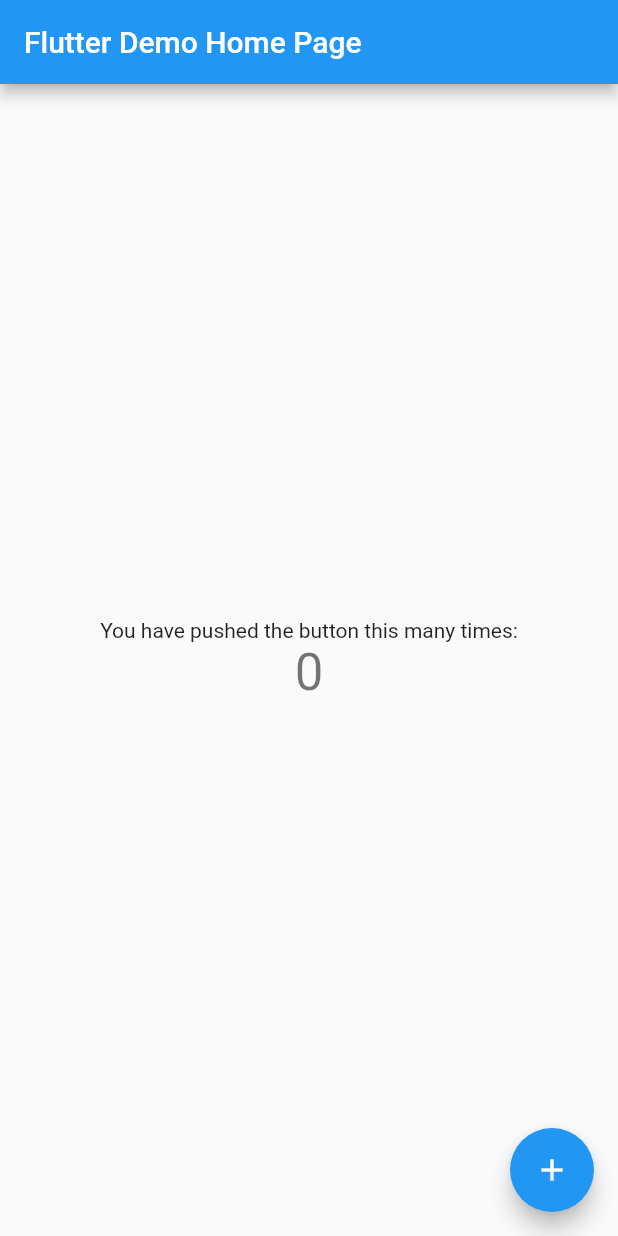
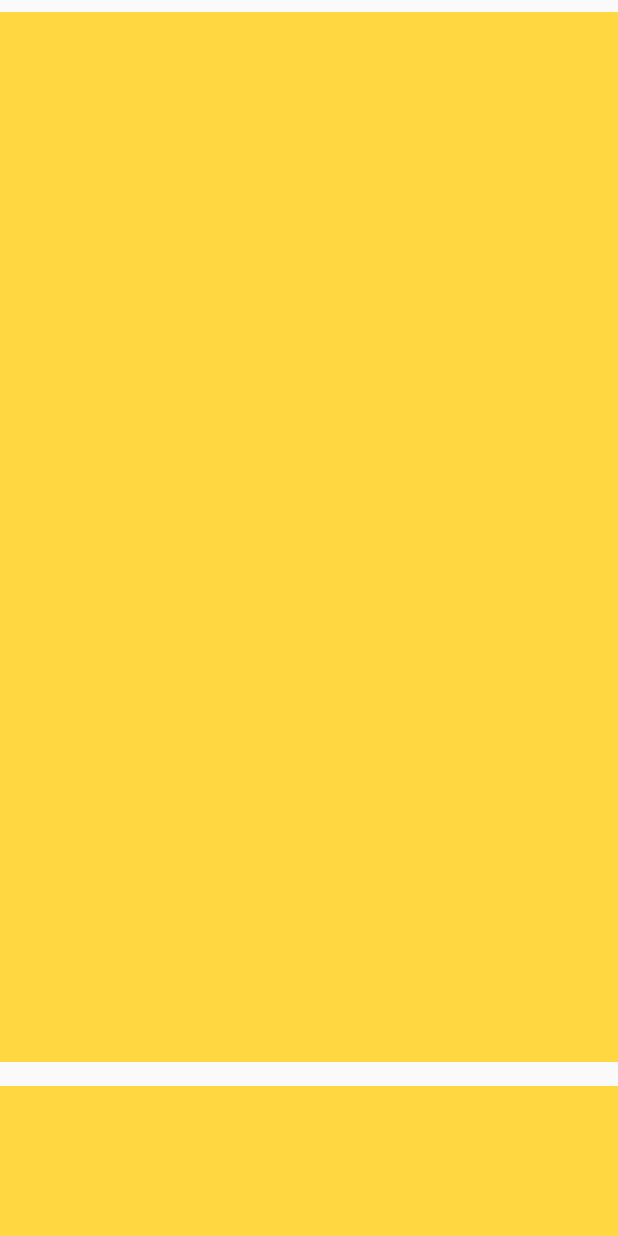
Before and after one commit to EdgarrDEV/ETPS3-EP, a Flutter app: the screen it shows after launch, on a phone screen of 412 x 824 dp. Run offline on Flutter 3.47's test engine with Material 2 defaults, Android fonts, the phone set to English and light mode, and no system bars.

Commit message:
100223_2226

```diff
--- /dev/null
+++ b/flutter_list_builder/lib/figuras/square.dart
@@ -0,0 +1,16 @@
+import 'package:flutter/material.dart';
+
+class MiFigura extends StatelessWidget {
+  // const MiFigura({super.key});
+
+  @override
+  Widget build(BuildContext context) {
+    return Padding(
+      padding: EdgeInsets.symmetric(vertical: 8.0), //primer hijo
+      child: Container(
+        height: 700,
+        color: Colors.amberAccent[200],
+      ), //Nieto
+    );
+  }
+}
--- a/flutter_list_builder/lib/main.dart
+++ b/flutter_list_builder/lib/main.dart
@@ -1,115 +1,18 @@
 import 'package:flutter/material.dart';
+import 'package:flutter_list_builder/paginas/principal.dart';
 
 void main() {
-  runApp(const MyApp());
+  runApp(const ListandBuilder());
 }
 
-class MyApp extends StatelessWidget {
-  const MyApp({super.key});
+class ListandBuilder extends StatelessWidget {
+  const ListandBuilder({super.key});
 
-  // This widget is the root of your application.
   @override
   Widget build(BuildContext context) {
     return MaterialApp(
-      title: 'Flutter Demo',
-      theme: ThemeData(
-        // This is the theme of your application.
-        //
-        // Try running your application with "flutter run". You'll see the
-        // application has a blue toolbar. Then, without quitting the app, try
-        // changing the primarySwatch below to Colors.green and then invoke
-        // "hot reload" (press "r" in the console where you ran "flutter run",
-        // or simply save your changes to "hot reload" in a Flutter IDE).
-        // Notice that the counter didn't reset back to zero; the application
-        // is not restarted.
-        primarySwatch: Colors.blue,
-      ),
-      home: const MyHomePage(title: 'Flutter Demo Home Page'),
+      debugShowCheckedModeBanner: false,
+      home: Principal(),
     );
   }
 }
-
-class MyHomePage extends StatefulWidget {
-  const MyHomePage({super.key, required this.title});
-
-  // This widget is the home page of your application. It is stateful, meaning
-  // that it has a State object (defined below) that contains fields that affect
-  // how it looks.
-
-  // This class is the configuration for the state. It holds the values (in this
-  // case the title) provided by the parent (in this case the App widget) and
-  // used by the build method of the State. Fields in a Widget subclass are
-  // always marked "final".
-
-  final String title;
-
-  @override
-  State<MyHomePage> createState() => _MyHomePageState();
-}
-
-class _MyHomePageState extends State<MyHomePage> {
-  int _counter = 0;
-
-  void _incrementCounter() {
-    setState(() {
-      // This call to setState tells the Flutter framework that something has
-      // changed in this State, which causes it to rerun the build method below
-      // so that the display can reflect the updated values. If we changed
-      // _counter without calling setState(), then the build method would not be
-      // called again, and so nothing would appear to happen.
-      _counter++;
-    });
-  }
-
-  @override
-  Widget build(BuildContext context) {
-    // This method is rerun every time setState is called, for instance as done
-    // by the _incrementCounter method above.
-    //
-    // The Flutter framework has been optimized to make rerunning build methods
-    // fast, so that you can just rebuild anything that needs updating rather
-    // than having to individually change instances of widgets.
-    return Scaffold(
-      appBar: AppBar(
-        // Here we take the value from the MyHomePage object that was created by
-        // the App.build method, and use it to set our appbar title.
-        title: Text(widget.title),
-      ),
-      body: Center(
-        // Center is a layout widget. It takes a single child and positions it
-        // in the middle of the parent.
-        child: Column(
-          // Column is also a layout widget. It takes a list of children and
-          // arranges them vertically. By default, it sizes itself to fit its
-          // children horizontally, and tries to be as tall as its parent.
-          //
-          // Invoke "debug painting" (press "p" in the console, choose the
-          // "Toggle Debug Paint" action from the Flutter Inspector in Android
-          // Studio, or the "Toggle Debug Paint" command in Visual Studio Code)
-          // to see the wireframe for each widget.
-          //
-          // Column has various properties to control how it sizes itself and
-          // how it positions its children. Here we use mainAxisAlignment to
-          // center the children vertically; the main axis here is the vertical
-          // axis because Columns are vertical (the cross axis would be
-          // horizontal).
-          mainAxisAlignment: MainAxisAlignment.center,
-          children: <Widget>[
-            const Text(
-              'You have pushed the button this many times:',
-            ),
-            Text(
-              '$_counter',
-              style: Theme.of(context).textTheme.headlineMedium,
-            ),
-          ],
-        ),
-      ),
-      floatingActionButton: FloatingActionButton(
-        onPressed: _incrementCounter,
-        tooltip: 'Increment',
-        child: const Icon(Icons.add),
-      ), // This trailing comma makes auto-formatting nicer for build methods.
-    );
-  }
-}
--- /dev/null
+++ b/flutter_list_builder/lib/paginas/principal.dart
@@ -0,0 +1,59 @@
+import 'package:flutter/material.dart';
+import 'package:flutter_list_builder/figuras/square.dart';
+
+class Principal extends StatefulWidget {
+  const Principal({super.key});
+
+  @override
+  State<Principal> createState() => _PrincipalState();
+}
+
+class _PrincipalState extends State<Principal> {
+  @override
+  Widget build(BuildContext context) {
+    final List _post = ['pantalla1', 'pantalla2', 'pantalla3', 'pantalla4'];
+    return Scaffold(
+      body: ListView(
+        //Padre
+        //physics: NeverScrollableScrollPhysics(), // por si no quiero scroll
+
+        children: [
+          // hijo
+          /*   Padding(
+            padding: EdgeInsets.all(8.0), //primer hijo
+            child: Container(
+              height: 200,
+              color: Colors.amberAccent[200],
+            ), //Nieto
+          ),
+          Padding(
+            padding: EdgeInsets.all(8.0), //segundo hijo
+            child: Container(
+              height: 200,
+              color: Colors.blueGrey[200],
+            ), //Nieto
+          ),
+          Padding(
+            padding: EdgeInsets.all(8.0), //tercer hijo
+            child: Container(
+              height: 200,
+              color: Colors.blueAccent[200],
+            ), //Nieto
+          ),
+          Padding(
+            padding: EdgeInsets.all(8.0), //tercer hijo
+            child: Container(
+              height: 200,
+              color: Colors.cyanAccent[200],
+            ), //Nieto
+          )*/
+
+          MiFigura(),
+          MiFigura(),
+          MiFigura(),
+          MiFigura(),
+        ],
+      ),
+    );
+  }
+}
```
Also changed, not shown: 1 other file.
